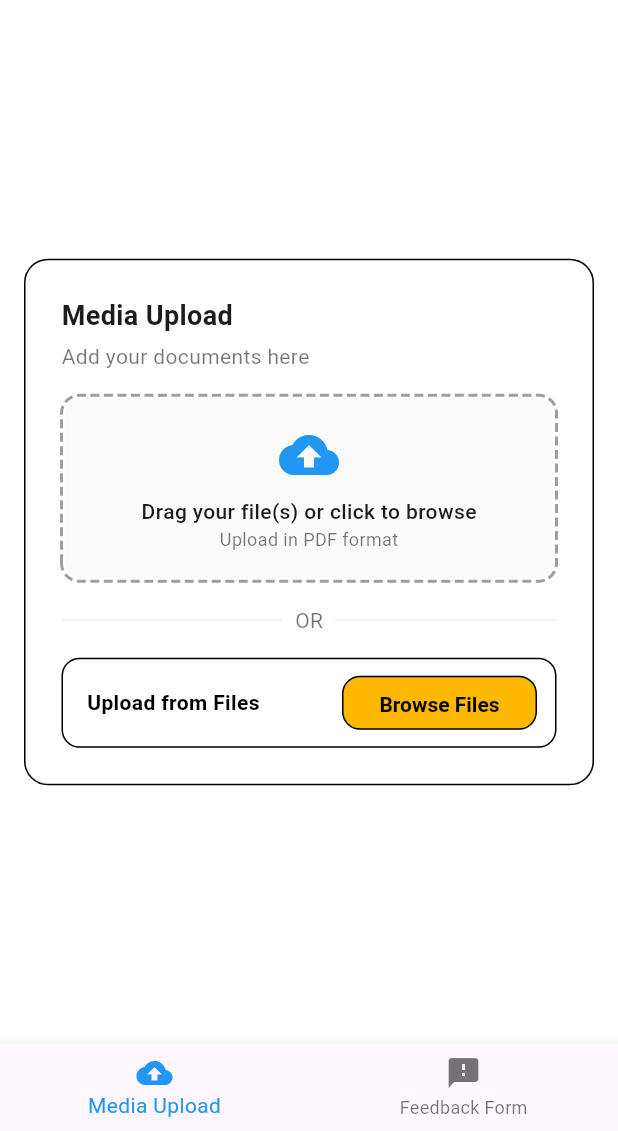
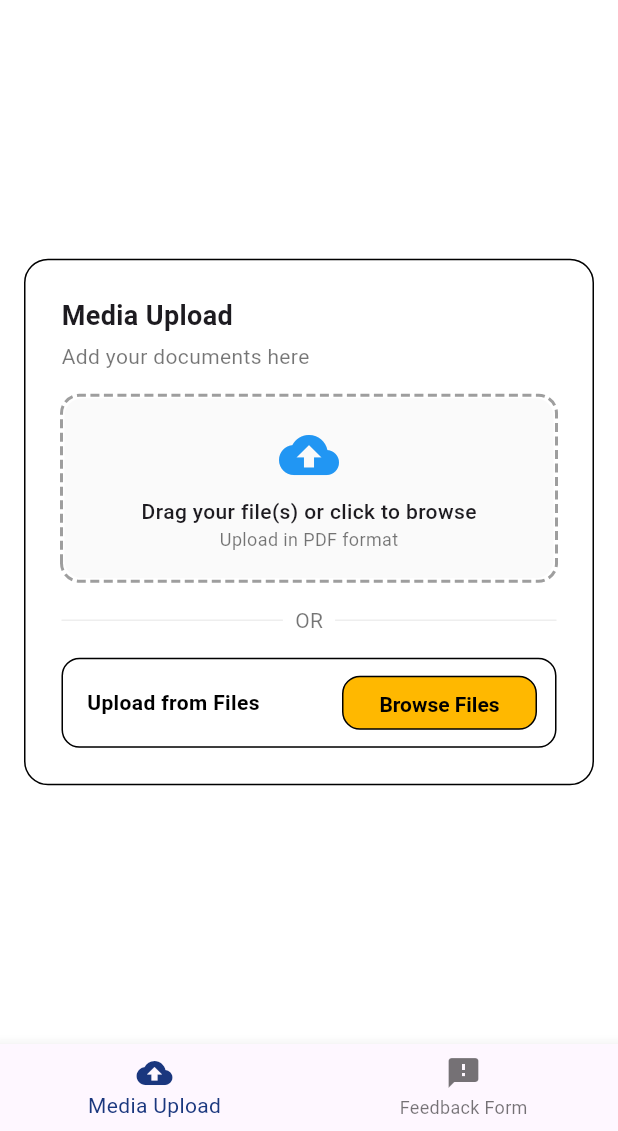
Before and after one commit to vincentperezzz/flutter-safeprint, a Flutter app: the screen it shows after launch, on a phone screen of 412 x 824 dp, the part 105-1236 px from its top. Run offline on Flutter 3.47's test engine with Material 3 defaults, Android fonts, the phone set to English and light mode, and no system bars; drawn by our look-alikes of dotted_border; our stand-ins replace file_picker.

Commit message:
Change selected item color in BottomNavigationBar for better visibility

```diff
--- a/lib/main.dart
+++ b/lib/main.dart
@@ -155,7 +155,7 @@ class _SampleAppState extends State<SampleApp> {
             ),
           ],
           currentIndex: _selectedIndex,
-          selectedItemColor: Colors.blue,
+          selectedItemColor: Color(0xFF1A377E),
           onTap: _onItemTapped,
         ),
       ),
```
